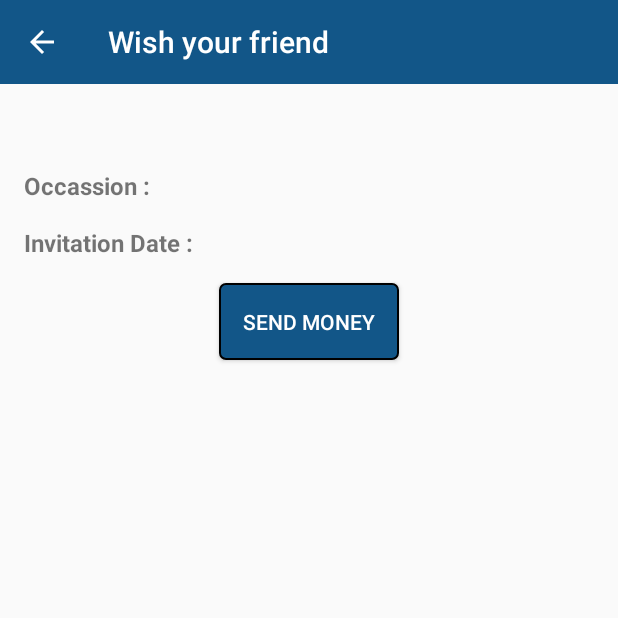
After one commit to Tarun416/IApp, an Android app: the WishingActivity screen opened directly, with no data from a screen before it, on a phone screen of 412 x 824 dp, the top half of it. The commit adds this screen. Run offline under Robolectric (Android 15) with nearby library versions, the phone set to English and light mode, and no system bars; our stand-ins replace ButterKnife, CircleImageView; 4 statements that could not run were skipped.

Commit message:
wishing screen done

```diff
--- a/app/src/main/AndroidManifest.xml
+++ b/app/src/main/AndroidManifest.xml
@@ -42,6 +42,11 @@
             android:screenOrientation="portrait"></activity>
 
 
+        <activity
+            android:name=".WishingActivity"
+            android:screenOrientation="portrait"></activity>
+
+
     </application>
 
 </manifest>
--- a/app/src/main/java/com/example/iapp/FriendEventsActivity.java
+++ b/app/src/main/java/com/example/iapp/FriendEventsActivity.java
@@ -1,5 +1,6 @@
 package com.example.iapp;
 
+import android.content.Intent;
 import android.os.Bundle;
 import android.support.annotation.Nullable;
 import android.support.v7.app.AppCompatActivity;
@@ -14,6 +15,7 @@ import android.widget.TextView;
 
 import com.example.iapp.adapter.EventsAdapter;
 import com.example.iapp.adapter.FriendsEventAdapter;
+import com.example.iapp.interfaces.OnItemClick;
 import com.example.iapp.models.Occassion;
 import com.example.iapp.utils.CommonUtils;
 import com.google.firebase.database.DataSnapshot;
@@ -46,7 +48,7 @@ public class FriendEventsActivity extends AppCompatActivity {
     private String name;
     private String accountId;
     private DatabaseReference mDatabase;
-
+    private ArrayList<Occassion> occassion;
     private FriendsEventAdapter mAdapter;
 
     @Override
@@ -91,14 +93,31 @@ public class FriendEventsActivity extends AppCompatActivity {
                     Log.d("count", dataSnapshot.getChildrenCount() + "");
 
                     Occassion eventName = new Occassion();
-                    ArrayList<Occassion> occassion = new ArrayList<Occassion>();
+
+                    occassion = new ArrayList<Occassion>();
 
                     for (DataSnapshot d : dataSnapshot.getChildren()) {
                         eventName = d.getValue(Occassion.class);
                         eventName.occassionName = d.getKey();
                         occassion.add(eventName);
                     }
-                    mAdapter = new FriendsEventAdapter(FriendEventsActivity.this, occassion);
+                    mAdapter = new FriendsEventAdapter(FriendEventsActivity.this, occassion, new OnItemClick() {
+                        @Override
+                        public void onFriendClick(int position) {
+
+                        }
+
+                        @Override
+                        public void onFriendEventClick(int position) {
+                             Intent i=new Intent(FriendEventsActivity.this,WishingActivity.class);
+                             i.putExtra("name",name);
+                             i.putExtra("occassionname",occassion.get(position).occassionName);
+                             i.putExtra("occassiondate",occassion.get(position).date);
+                             i.putExtra("occassiontime",occassion.get(position).time);
+                            i.putExtra("isFriendInvited",occassion.get(position).isFriendInvited);
+                             startActivity(i);
+                        }
+                    });
                     eventsRecyclerView.setAdapter(mAdapter);
                 } else {
                     noocemptylayout.setVisibility(View.VISIBLE);
@@ -112,7 +131,6 @@ public class FriendEventsActivity extends AppCompatActivity {
 
             }
         });
-
     }
 
     @Override
--- /dev/null
+++ b/app/src/main/java/com/example/iapp/WishingActivity.java
@@ -0,0 +1,90 @@
+package com.example.iapp;
+
+import android.os.Bundle;
+import android.support.annotation.Nullable;
+import android.support.v7.app.AppCompatActivity;
+import android.support.v7.widget.Toolbar;
+import android.view.View;
+import android.widget.Button;
+import android.widget.TextView;
+
+import butterknife.Bind;
+import butterknife.ButterKnife;
+
+/**
+ * Created by rahul on 05/04/17.
+ */
+
+public class WishingActivity extends AppCompatActivity {
+
+
+    @Bind(R.id.friendName)
+    TextView friendName;
+    @Bind(R.id.occassionText)
+    TextView occassionText;
+    @Bind(R.id.invitationDate)
+    TextView invitationDate;
+    @Bind(R.id.invitationTime)
+    TextView invitationTime;
+    @Bind(R.id.sendMoney)
+    Button sendMoney;
+
+
+    @Bind(R.id.occassionName)
+    TextView oname;
+    @Bind(R.id.date)
+    TextView date;
+    @Bind(R.id.time)
+    TextView time;
+    @Bind(R.id.toolbar)
+    Toolbar toolbar;
+
+    private String name;
+    private String occassionName1;
+    private String occassionDate1;
+    private String occassionTime1;
+
+
+
+    @Override
+    protected void onCreate(@Nullable Bundle savedInstanceState) {
+        super.onCreate(savedInstanceState);
+        setContentView(R.layout.layout_wishing);
+        ButterKnife.bind(this);
+
+        setSupportActionBar(toolbar);
+        getSupportActionBar().setDisplayHomeAsUpEnabled(true);
+        getSupportActionBar().setDisplayShowHomeEnabled(true);
+
+        getSupportActionBar().setTitle("Wish your friend");
+
+        toolbar.setNavigationOnClickListener(new View.OnClickListener() {
+            @Override
+            public void onClick(View view) {
+                onBackPressed();
+            }
+        });
+
+        Bundle bundle = getIntent().getExtras();
+        name = bundle.getString("name");
+        occassionName1 = bundle.getString("occassionname");
+        occassionDate1 = bundle.getString("occassiondate");
+        if (bundle.getBoolean("isFriendInvited")) {
+            occassionTime1 = bundle.getString("occassiontime");
+            time.setText(occassionTime1);
+        } else {
+            invitationTime.setVisibility(View.GONE);
+            time.setVisibility(View.GONE);
+
+        }
+
+        friendName.setText(name);
+        oname.setText(occassionName1);
+        date.setText(occassionDate1);
+    }
+
+    @Override
+    public void onBackPressed() {
+        finish();
+    }
+}
--- a/app/src/main/java/com/example/iapp/adapter/FriendsEventAdapter.java
+++ b/app/src/main/java/com/example/iapp/adapter/FriendsEventAdapter.java
@@ -1,24 +1,16 @@
 package com.example.iapp.adapter;
 
 import android.content.Context;
-import android.graphics.Bitmap;
-import android.support.v4.graphics.drawable.RoundedBitmapDrawable;
-import android.support.v4.graphics.drawable.RoundedBitmapDrawableFactory;
 import android.support.v7.widget.CardView;
 import android.support.v7.widget.RecyclerView;
 import android.view.LayoutInflater;
 import android.view.View;
 import android.view.ViewGroup;
-import android.widget.Button;
 import android.widget.TextView;
 
-import com.bumptech.glide.Glide;
-import com.bumptech.glide.request.target.BitmapImageViewTarget;
 import com.example.iapp.R;
 import com.example.iapp.interfaces.OnItemClick;
 import com.example.iapp.models.Occassion;
-import com.example.iapp.models.User;
-import com.github.siyamed.shapeimageview.CircularImageView;
 
 import java.util.ArrayList;
 
@@ -33,10 +25,12 @@ public class FriendsEventAdapter extends RecyclerView.Adapter<FriendsEventAdapte
 
     private Context context;
     private ArrayList<Occassion> occassions;
+    private OnItemClick onItemClick;
 
-    public FriendsEventAdapter(Context context, ArrayList<Occassion> occassions) {
+    public FriendsEventAdapter(Context context, ArrayList<Occassion> occassions, OnItemClick onItemClick) {
         this.context = context;
         this.occassions=occassions;
+        this.onItemClick=onItemClick;
     }
 
     @Override
@@ -63,7 +57,7 @@ public class FriendsEventAdapter extends RecyclerView.Adapter<FriendsEventAdapte
         return occassions.size();
     }
 
-    public class ViewHolder extends RecyclerView.ViewHolder {
+    public class ViewHolder extends RecyclerView.ViewHolder implements View.OnClickListener {
 
         @Bind(R.id.occassionName)
         TextView occassionName;
@@ -77,6 +71,23 @@ public class FriendsEventAdapter extends RecyclerView.Adapter<FriendsEventAdapte
         public ViewHolder(View itemView) {
             super(itemView);
             ButterKnife.bind(this, itemView);
+            cardContainer.setOnClickListener(this);
+        }
+
+        @Override
+        public void onClick(View view) {
+            int position=getAdapterPosition();
+
+            if(position!=RecyclerView.NO_POSITION)
+            {
+                switch(view.getId())
+                {
+                    case R.id.cardContainer:
+                        onItemClick.onFriendEventClick(position);
+                        break;
+                }
+            }
+
         }
     }
 
--- a/app/src/main/java/com/example/iapp/fragments/FriendsFragment.java
+++ b/app/src/main/java/com/example/iapp/fragments/FriendsFragment.java
@@ -126,6 +126,11 @@ public class FriendsFragment extends Fragment {
                                             i.putExtra("name",userlist.get(position).displayName);
                                             startActivity(i);
                                         }
+
+                                        @Override
+                                        public void onFriendEventClick(int position) {
+
+                                        }
                                     });
                                     friendsRecyclerView.setAdapter(mAdapter);
                                 }
--- a/app/src/main/java/com/example/iapp/interfaces/OnItemClick.java
+++ b/app/src/main/java/com/example/iapp/interfaces/OnItemClick.java
@@ -6,4 +6,5 @@ package com.example.iapp.interfaces;
 
 public interface OnItemClick {
     void onFriendClick(int position);
+    void onFriendEventClick(int position);
 }
--- /dev/null
+++ b/app/src/main/res/drawable/send_money.xml
@@ -0,0 +1,13 @@
+<?xml version="1.0" encoding="UTF-8"?>
+<shape xmlns:android="http://schemas.android.com/apk/res/android">
+    <solid android:color="@color/colorPrimary"/>
+    <stroke
+        android:width="1dp"
+       />
+    <corners android:radius="4dip"/>
+    <padding
+        android:bottom="0dip"
+        android:left="0dip"
+        android:right="0dip"
+        android:top="0dip"/>
+</shape>
--- a/app/src/main/res/layout/friend_events.xml
+++ b/app/src/main/res/layout/friend_events.xml
@@ -46,7 +46,7 @@
             android:textSize="14sp"
             android:maxLines="1"
             android:layout_marginTop="@dimen/margin_8"
-            tools:text="All Relatives/friends are invited at 14:30"/>
+            tools:text="You are invited at 14:30"/>
 
     </RelativeLayout>
 
--- /dev/null
+++ b/app/src/main/res/layout/layout_wishing.xml
@@ -0,0 +1,117 @@
+<?xml version="1.0" encoding="utf-8"?>
+<RelativeLayout xmlns:android="http://schemas.android.com/apk/res/android"
+    xmlns:tools="http://schemas.android.com/tools"
+    xmlns:app="http://schemas.android.com/apk/res-auto"
+    android:orientation="vertical"
+    android:layout_width="match_parent"
+    android:layout_height="match_parent">
+
+
+
+    <android.support.v7.widget.Toolbar
+        android:id="@+id/toolbar"
+        android:layout_width="match_parent"
+        android:layout_height="?attr/actionBarSize"
+        android:background="?attr/colorPrimary"
+        app:layout_scrollFlags="scroll|enterAlways"
+        android:textColor="@color/white"
+        android:title="Events"
+        android:theme="@style/ThemeOverlay.AppCompat.Dark.ActionBar"
+        app:popupTheme="@style/ThemeOverlay.AppCompat.Light" />
+
+<TextView
+    android:id="@+id/friendName"
+    android:layout_width="wrap_content"
+    android:layout_height="wrap_content"
+    android:layout_below="@+id/toolbar"
+    tools:text="Mehboob morizan"
+    android:layout_marginLeft="@dimen/margin_16"
+    android:layout_marginTop="@dimen/margin_16"
+    android:textStyle="bold"
+    android:layout_centerHorizontal="true"
+    android:textSize="18sp"/>
+
+    <TextView
+        android:id="@+id/occassionText"
+        android:layout_width="150dp"
+        android:layout_height="wrap_content"
+        android:layout_below="@+id/friendName"
+        android:layout_marginTop="@dimen/margin_16"
+        android:textSize="16sp"
+        android:textStyle="bold"
+        android:layout_marginLeft="@dimen/margin_16"
+        android:text="Occassion : "/>
+
+
+    <TextView
+        android:id="@+id/occassionName"
+        android:layout_width="wrap_content"
+        android:layout_height="wrap_content"
+        android:layout_alignBottom="@+id/occassionText"
+        android:layout_marginLeft="@dimen/margin_16"
+        tools:text="Birthday"
+        android:textSize="16sp"
+        android:layout_toRightOf="@+id/occassionText"/>
+
+
+    <TextView
+        android:id="@+id/invitationDate"
+        android:layout_width="150dp"
+        android:layout_height="wrap_content"
+        android:layout_below="@+id/occassionText"
+        android:layout_marginTop="@dimen/margin_16"
+        android:textSize="@dimen/margin_16"
+        android:textStyle="bold"
+        android:layout_marginLeft="@dimen/margin_16"
+        android:text="Invitation Date : "/>
+
+
+    <TextView
+        android:id="@+id/date"
+        android:layout_width="wrap_content"
+        android:layout_height="wrap_content"
+        android:layout_alignBottom="@+id/invitationDate"
+        android:layout_marginLeft="@dimen/margin_16"
+        tools:text="22 March 1993"
+        android:textSize="16sp"
+        android:layout_toRightOf="@+id/occassionText"/>
+
+
+    <TextView
+        android:id="@+id/invitationTime"
+        android:layout_width="150dp"
+        android:layout_height="wrap_content"
+        android:layout_below="@+id/invitationDate"
+        android:layout_marginTop="@dimen/margin_16"
+        android:layout_marginLeft="@dimen/margin_16"
+        android:text="Invitation Time : "
+        android:textStyle="bold"
+        android:textSize="@dimen/margin_16"/>
+
+
+    <TextView
+        android:id="@+id/time"
+        android:layout_width="wrap_content"
+        android:layout_height="wrap_content"
+        android:layout_alignBottom="@+id/invitationTime"
+        android:layout_marginLeft="@dimen/margin_16"
+        tools:text="17:50 PM"
+        android:textSize="16sp"
+        android:layout_toRightOf="@+id/occassionText"/>
+
+
+
+    <Button
+        android:id="@+id/sendMoney"
+        android:layout_width="wrap_content"
+        android:layout_height="wrap_content"
+        android:padding="@dimen/margin_16"
+        android:layout_centerHorizontal="true"
+        android:background="@drawable/send_money"
+        android:textColor="@android:color/white"
+        android:layout_marginTop="@dimen/margin_16"
+        android:layout_below="@+id/invitationTime"
+        android:text="Send money"/>
+
+
+</RelativeLayout>
```
